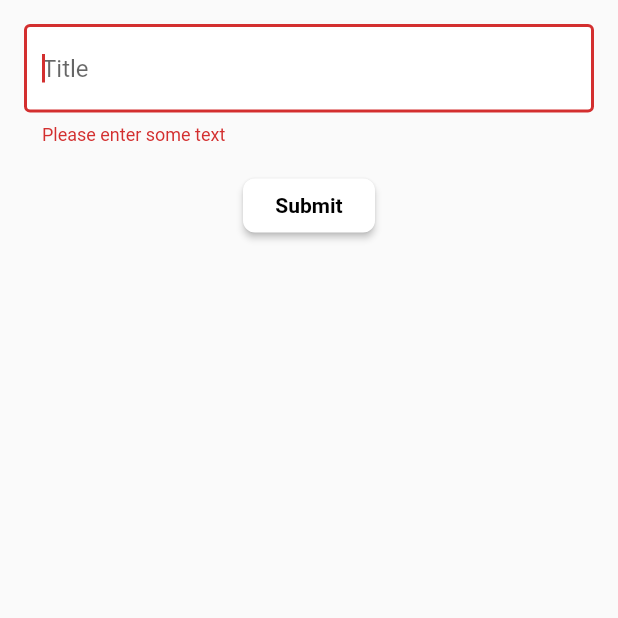
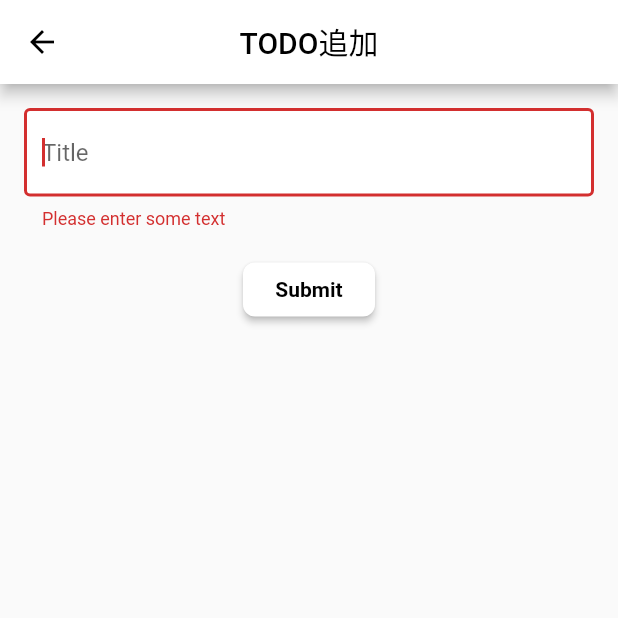
Before and after one commit to sugihararen/flutter_todo_app, a Flutter app: the TodoForm screen opened directly, after a tap on "Submit", on a phone screen of 412 x 824 dp, the top half of it. Run offline on Flutter 3.47's test engine with Material 2 defaults, Android fonts, the phone set to English and light mode, and no system bars; our stand-ins replace cloud_firestore, firebase_auth, firebase_core, shared_preferences; accounts and stored records are empty.

Commit message:
Add OverlayLoading.

```diff
--- a/lib/screens/todo/todo_form.dart
+++ b/lib/screens/todo/todo_form.dart
@@ -1,5 +1,6 @@
 import 'package:flutter_todo_app/domain/todo.dart';
 import 'package:flutter_todo_app/models/todo/todo_form_model.dart';
+import 'package:flutter_todo_app/widget/overlay_loading.dart';
 import 'package:provider/provider.dart';
 import 'package:flutter/material.dart';
 
@@ -52,7 +53,25 @@ class TodoForm extends StatelessWidget {
       child: Consumer<TodoFormModel>(
         builder:
             (BuildContext context, TodoFormModel todoFormModel, Widget child) {
-          return Form(
+          return Stack(
+            children: <Widget>[
+              Scaffold(
+                appBar: AppBar(
+                  centerTitle: true,
+                  title: Text(
+                    todo == null ? 'TODO追加' : 'TODO編集',
+                    style: TextStyle(color: Colors.black),
+                  ),
+                  backgroundColor: Colors.white,
+                  leading: IconButton(
+                    icon: Icon(
+                      Icons.arrow_back,
+                      color: Colors.black,
+                    ),
+                    onPressed: () => Navigator.of(context).pop(),
+                  ),
+                ),
+                body: Form(
                   key: todoFormModel.formKey,
                   child: Padding(
                     padding: EdgeInsets.all(16),
@@ -98,6 +117,10 @@ class TodoForm extends StatelessWidget {
                       ],
                     ),
                   ),
+                ),
+              ),
+              OverlayLoading(todoFormModel.isLoading)
+            ],
           );
         },
       ),
--- /dev/null
+++ b/lib/widget/overlay_loading.dart
@@ -0,0 +1,22 @@
+import 'package:flutter/material.dart';
+
+class OverlayLoading extends StatelessWidget {
+  final bool visible;
+  OverlayLoading(this.visible);
+  @override
+  Widget build(BuildContext context) {
+    return Visibility(
+      visible: visible,
+      child: Container(
+        decoration: BoxDecoration(
+          color: Color.fromRGBO(0, 0, 0, 0.6),
+        ),
+        child: Center(
+          child: CircularProgressIndicator(
+            valueColor: AlwaysStoppedAnimation<Color>(Colors.white),
+          ),
+        ),
+      ),
+    );
+  }
+}
```
Also changed, not shown: lib/models/auth/sign_in_model.dart (+19 -4 lines), lib/models/auth/sign_up_model.dart (+20 -4 lines), lib/models/todo/todo_form_model.dart (+13 -0 lines), lib/models/todo/todos_model.dart (+11 -0 lines), lib/screens/auth/sign_in_screen.dart (+19 -10 lines), lib/screens/auth/sign_up_screen.dart (+17 -9 lines), lib/screens/todo/add_todo_screen.dart (+1 -18 lines), lib/screens/todo/edit_todo_screen.dart (+1 -18 lines), lib/screens/todo/todos_screen.dart (+18 -9 lines). Lines whose indentation alone changed are shown as unchanged.
